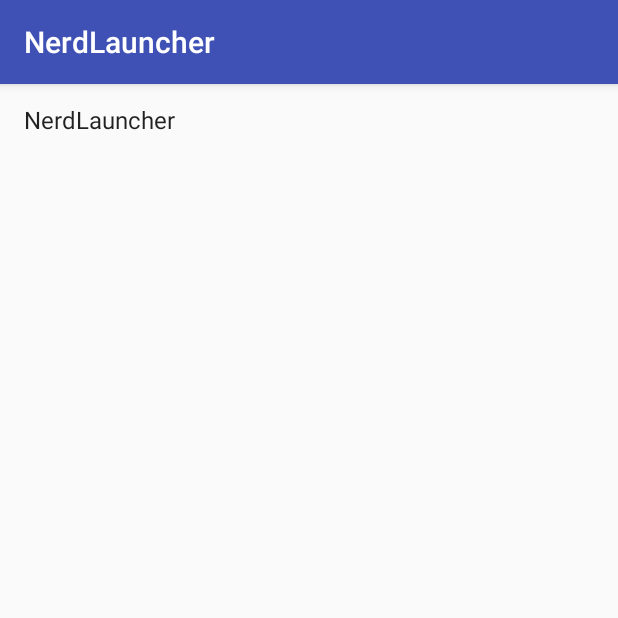
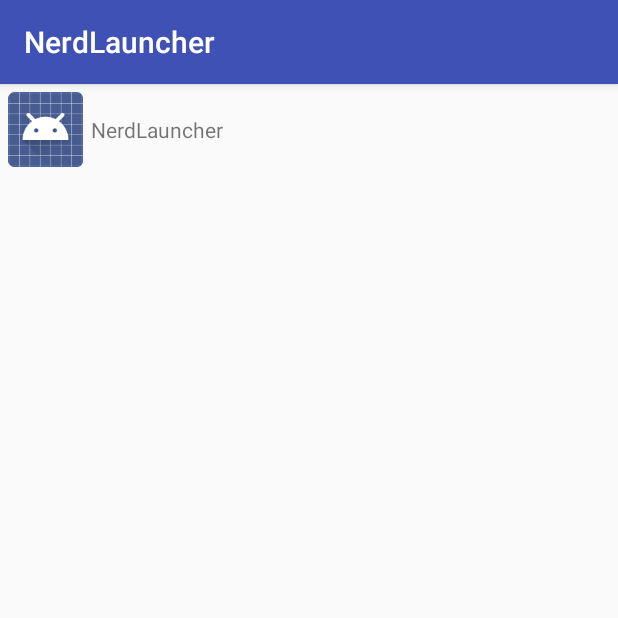
Before and after one commit to kniost/Android-Programming-Big-Nerd-Ranch-Guide-2nd, an Android app: the fragment NerdLauncherFragment shown on its own in the app's theme, on a phone screen of 412 x 824 dp, the top half of it. Run offline under Robolectric (Android 15) with nearby library versions, the phone set to English and light mode, and no system bars.

Commit message:
Complete chapter 22 all，完成第22章全部内容

```diff
--- a/NerdLauncher/app/src/main/java/com/kniost/nerdlauncher/NerdLauncherFragment.java
+++ b/NerdLauncher/app/src/main/java/com/kniost/nerdlauncher/NerdLauncherFragment.java
@@ -4,6 +4,7 @@ import android.content.Intent;
 import android.content.pm.ActivityInfo;
 import android.content.pm.PackageManager;
 import android.content.pm.ResolveInfo;
+import android.media.Image;
 import android.os.Bundle;
 import android.support.annotation.Nullable;
 import android.support.v4.app.Fragment;
@@ -13,6 +14,7 @@ import android.util.Log;
 import android.view.LayoutInflater;
 import android.view.View;
 import android.view.ViewGroup;
+import android.widget.ImageView;
 import android.widget.TextView;
 
 import java.util.Collections;
@@ -65,12 +67,16 @@ public class NerdLauncherFragment extends Fragment {
     private class ActivityHolder extends RecyclerView.ViewHolder
             implements View.OnClickListener{
         private ResolveInfo mResolveInfo;
+        private ImageView mIconImageView;
         private TextView mNameTextView;
 
         public ActivityHolder(View itemView) {
             super(itemView);
-            mNameTextView = (TextView) itemView;
-            mNameTextView.setOnClickListener(this);
+            mNameTextView = (TextView) itemView
+                    .findViewById(R.id.activity_name_text_view);
+            mIconImageView = (ImageView) itemView
+                    .findViewById(R.id.activity_icon_image_view);
+            itemView.setOnClickListener(this);
         }
 
         public void bindActivity(ResolveInfo resolveInfo) {
@@ -78,6 +84,7 @@ public class NerdLauncherFragment extends Fragment {
             PackageManager pm = getActivity().getPackageManager();
             String appName = mResolveInfo.loadLabel(pm).toString();
             mNameTextView.setText(appName);
+            mIconImageView.setImageDrawable(mResolveInfo.loadIcon(pm));
         }
 
         @Override
@@ -104,7 +111,7 @@ public class NerdLauncherFragment extends Fragment {
         public ActivityHolder onCreateViewHolder(ViewGroup parent, int viewType) {
             LayoutInflater layoutInflater = LayoutInflater.from(getActivity());
             View view = layoutInflater
-                    .inflate(android.R.layout.simple_list_item_1, parent, false);
+                    .inflate(R.layout.item_activity_list, parent, false);
             return new ActivityHolder(view);
         }
 
--- /dev/null
+++ b/NerdLauncher/app/src/main/res/layout/item_activity_list.xml
@@ -0,0 +1,19 @@
+<?xml version="1.0" encoding="utf-8"?>
+<LinearLayout xmlns:android="http://schemas.android.com/apk/res/android"
+              android:layout_width="match_parent"
+              android:layout_height="wrap_content"
+              android:orientation="horizontal">
+
+    <ImageView
+        android:id="@+id/activity_icon_image_view"
+        android:layout_gravity="center_vertical"
+        android:layout_margin="5dp"
+        android:layout_width="50dp"
+        android:layout_height="50dp"/>
+
+    <TextView
+        android:id="@+id/activity_name_text_view"
+        android:layout_gravity="center_vertical"
+        android:layout_width="match_parent"
+        android:layout_height="wrap_content"/>
+</LinearLayout>
```
